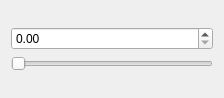
This is value_control_widget.ui in gkdisdhfl1/PowerSimulator as Qt 5 draws it before an edit. The edited form follows.
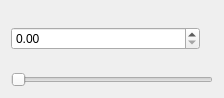
This is the edited form.

Commit message:
Refactor(ValueControlWidget): 캡슐화 강화를 위한 Suffix 처리 방식 개선
`ValueControlWidget`의 접미사(suffix) 처리 방식을 개선하여 위젯의 캡슐화를 강화하고 재사용성을 높임.

주요 변경사항:
  - 내부 `QLabel` 도입:
    - 기존에 내부 `MainWindow`의 Label을 보여주던 방식에서, 접미사를 표시하기 위한 전용
`QLabel`(`suffixLabel`)을 위젯 내부에 추가하는 방식으로 변경함.
    - 이를 통해, `ValueControlWidget`의 내부 구현을 외부로부터 숨기고, 위젯의 캡슐화를 강화함.

  - `MainWindow` 수정:
    - `setupUiWidgets`에서 각 `ValueControlWidget`에 맞는 접미사(또는 빈 문자열)를 설정하도록
업데이트함.

이번 리팩토링으로 `ValueControlWidget`의 내부 설계가 외부 코드로부터 독립되어, 향후 UI가 변경되어도 외부
코드에 미치는 영향을 최소화 할 수 있음

```diff
--- a/value_control_widget.ui
+++ b/value_control_widget.ui
@@ -13,11 +13,22 @@
   <property name="windowTitle">
    <string>Form</string>
   </property>
-  <layout class="QVBoxLayout" name="verticalLayout_2">
-   <item>
+  <layout class="QGridLayout" name="gridLayout">
+   <item row="0" column="0">
     <layout class="QVBoxLayout" name="verticalLayout">
      <item>
-      <widget class="QDoubleSpinBox" name="valueSpinBox"/>
+      <layout class="QHBoxLayout" name="horizontalLayout" stretch="1,0">
+       <item>
+        <widget class="QDoubleSpinBox" name="valueSpinBox"/>
+       </item>
+       <item>
+        <widget class="QLabel" name="suffixLabel">
+         <property name="text">
+          <string/>
+         </property>
+        </widget>
+       </item>
+      </layout>
      </item>
      <item>
       <widget class="QSlider" name="valueSlider">
```
The commit also changes 3 other files.
